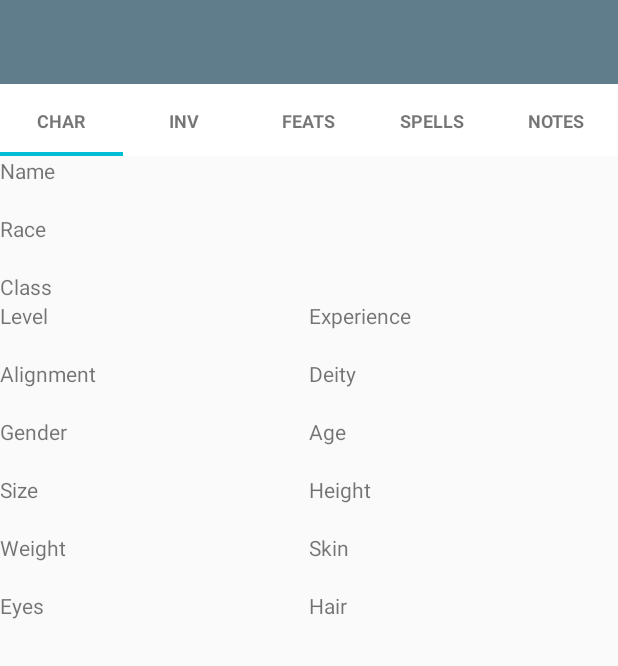
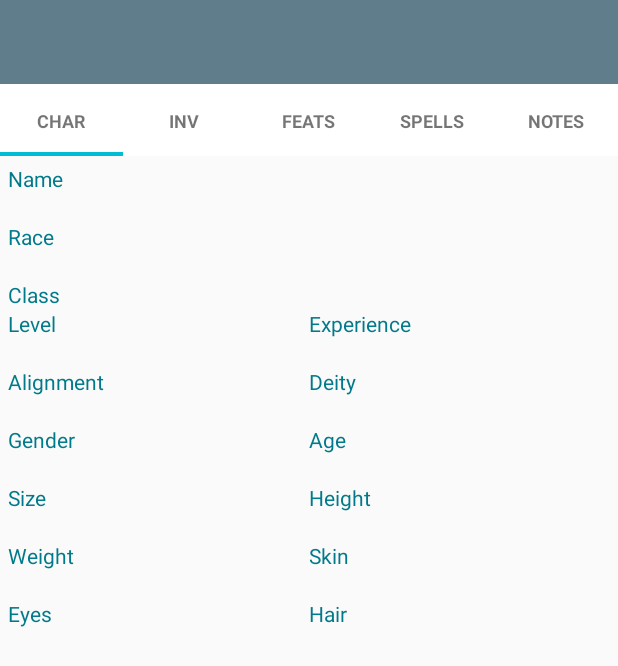
Before and after one commit to americodubas/DDCharacterSheet3.5, an Android app: the CharacterFragment screen opened directly, with no data from a screen before it, on a phone screen of 412 x 824 dp. Shown: the top 666 px of the screen. Run offline under Robolectric (Android 15) with nearby library versions, the phone set to English and light mode, and no system bars; our stand-ins replace Room's generated code; libraries missing offline, so code that uses them is left out: org.modelmapper; network calls fail; 6 statements that could not run were skipped.

Commit message:
fixing some things because of the new entities

```diff
--- /dev/null
+++ b/app/src/main/res/drawable/button_shape.xml
@@ -0,0 +1,22 @@
+<?xml version="1.0" encoding="utf-8"?>
+<shape xmlns:android="http://schemas.android.com/apk/res/android" android:shape="rectangle" >
+    <corners
+        android:radius="14dp"
+        />
+    <gradient
+        android:angle="45"
+        android:centerX="35%"
+        android:startColor="@color/colorAccent"
+        android:centerColor="@color/colorAccentDark"
+        android:endColor="@android:color/black"
+        android:type="linear"
+        />
+    <size
+        android:width="140dp"
+        android:height="36dp"
+        />
+    <stroke
+        android:width="1dp"
+        android:color="@android:color/darker_gray"
+        />
+</shape>
--- a/app/src/main/res/layout/activity_main.xml
+++ b/app/src/main/res/layout/activity_main.xml
@@ -4,6 +4,15 @@
     android:layout_width="match_parent"
     android:layout_height="match_parent"
     android:orientation="vertical">
+
+    <TextView
+        android:layout_width="match_parent"
+        android:layout_height="wrap_content"
+        android:padding="5dp"
+        android:text="@string/select_character"
+        android:textAlignment="center"
+        android:textColor="@color/colorAccentDark"
+        android:textSize="24sp"/>
 
     <GridView
         android:id="@+id/gv_character"
@@ -16,8 +25,14 @@
 
     <Button
         android:id="@+id/bt_new_character"
-        android:layout_width="wrap_content"
-        android:layout_height="wrap_content"
-        android:text="@string/new_character" />
+        android:layout_width="140dp"
+        android:layout_height="36dp"
+        android:layout_marginStart="92dp"
+        android:layout_marginLeft="92dp"
+        android:layout_marginTop="10dp"
+        android:background="@drawable/button_shape"
+        android:text="@string/new_character"
+        android:textColor="#FFFFFF"
+        android:textSize="12sp" />
 
 </LinearLayout>
--- a/app/src/main/res/layout/fragment_character.xml
+++ b/app/src/main/res/layout/fragment_character.xml
@@ -3,32 +3,28 @@
     android:layout_width="match_parent"
     android:layout_height="match_parent"
     android:orientation="vertical"
-    tools:context="com.americo.ddcharactersheet35.fragment.CharacterFragment">
+    tools:context="com.americo.ddcharactersheet35.fragment.CharacterFragment"
+    android:padding="5dp">
 
     <TextView
-        android:layout_width="wrap_content"
-        android:layout_height="wrap_content"
-        android:text="@string/name"/>
+        android:text="@string/name"
+        style="@style/label" />
 
     <TextView
         android:id="@+id/tv_character_name"
-        android:layout_width="match_parent"
-        android:layout_height="wrap_content"/>
+        style="@style/field"/>
 
     <TextView
-        android:layout_width="wrap_content"
-        android:layout_height="wrap_content"
-        android:text="@string/race"/>
+        android:text="@string/race"
+        style="@style/label"/>
 
     <TextView
         android:id="@+id/tv_character_race"
-        android:layout_width="match_parent"
-        android:layout_height="wrap_content"/>
+        style="@style/field"/>
 
     <TextView
-        android:layout_width="wrap_content"
-        android:layout_height="wrap_content"
-        android:text="@string/s_class"/>
+        android:text="@string/s_class"
+        style="@style/label"/>
 
     <ListView
         android:layout_width="match_parent"
@@ -36,259 +32,187 @@
         android:id="@+id/lv_classes"/>
 
     <LinearLayout
-        android:layout_width="match_parent"
-        android:layout_height="wrap_content"
-        android:orientation="horizontal"
-        android:baselineAligned="false">
+        android:baselineAligned="false"
+        style="@style/linearHorizontalFields">
 
         <LinearLayout
-            android:layout_width="match_parent"
-            android:layout_height="wrap_content"
-            android:layout_weight="1"
-            android:orientation="vertical">
+            style="@style/linearFieldTwoColumns">
 
             <TextView
-                android:layout_width="wrap_content"
-                android:layout_height="wrap_content"
-                android:text="@string/level" />
+                android:text="@string/level"
+                style="@style/label"/>
 
             <TextView
                 android:id="@+id/tv_character_level"
-                android:layout_width="match_parent"
-                android:layout_height="wrap_content"/>
+                style="@style/field"/>
 
         </LinearLayout>
 
         <LinearLayout
-            android:layout_width="match_parent"
-            android:layout_height="wrap_content"
-            android:layout_weight="1"
-            android:orientation="vertical">
+            style="@style/linearFieldTwoColumns">
 
             <TextView
-                android:layout_width="wrap_content"
-                android:layout_height="wrap_content"
-                android:text="@string/experience" />
+                android:text="@string/experience"
+                style="@style/label"/>
 
             <TextView
                 android:id="@+id/tv_character_experience"
-                android:layout_width="match_parent"
-                android:layout_height="wrap_content"/>
+                style="@style/field"/>
 
         </LinearLayout>
 
     </LinearLayout>
 
     <LinearLayout
-        android:layout_width="match_parent"
-        android:layout_height="wrap_content"
-        android:orientation="horizontal">
+        style="@style/linearHorizontalFields">
 
         <LinearLayout
-            android:layout_width="match_parent"
-            android:layout_height="wrap_content"
-            android:layout_weight="1"
-            android:orientation="vertical">
+            style="@style/linearFieldTwoColumns">
 
             <TextView
-                android:layout_width="wrap_content"
-                android:layout_height="wrap_content"
-                android:text="@string/alignment"/>
+                android:text="@string/alignment"
+                style="@style/label"/>
 
             <TextView
                 android:id="@+id/tv_character_alignment"
-                android:layout_width="match_parent"
-                android:layout_height="wrap_content"/>
+                style="@style/field"/>
 
         </LinearLayout>
 
         <LinearLayout
-            android:layout_width="match_parent"
-            android:layout_height="wrap_content"
-            android:layout_weight="1"
-            android:orientation="vertical">
+            style="@style/linearFieldTwoColumns">
 
             <TextView
-                android:layout_width="wrap_content"
-                android:layout_height="wrap_content"
-                android:text="@string/deity"/>
+                android:text="@string/deity"
+                style="@style/label"/>
 
             <TextView
                 android:id="@+id/tv_character_deity"
-                android:layout_width="match_parent"
-                android:layout_height="wrap_content"/>
+                style="@style/field"/>
 
         </LinearLayout>
 
     </LinearLayout>
 
     <LinearLayout
-        android:layout_width="match_parent"
-        android:layout_height="wrap_content"
-        android:orientation="horizontal">
+        style="@style/linearHorizontalFields">
 
         <LinearLayout
-            android:layout_width="match_parent"
-            android:layout_height="wrap_content"
-            android:layout_weight="1"
-            android:orientation="vertical">
+            style="@style/linearFieldTwoColumns">
 
             <TextView
-                android:layout_width="wrap_content"
-                android:layout_height="wrap_content"
-                android:text="@string/gender"/>
+                android:text="@string/gender"
+                style="@style/label"/>
 
             <TextView
                 android:id="@+id/tv_character_gender"
-                android:layout_width="match_parent"
-                android:layout_height="wrap_content"/>
+                style="@style/field"/>
 
         </LinearLayout>
 
         <LinearLayout
-            android:layout_width="match_parent"
-            android:layout_height="wrap_content"
-            android:layout_weight="1"
-            android:orientation="vertical">
+            style="@style/linearFieldTwoColumns">
 
             <TextView
-                android:layout_width="wrap_content"
-                android:layout_height="wrap_content"
-                android:text="@string/age"/>
+                android:text="@string/age"
+                style="@style/label"/>
 
             <TextView
                 android:id="@+id/tv_character_age"
-                android:layout_width="match_parent"
-                android:layout_height="wrap_content"/>
+                style="@style/field"/>
 
         </LinearLayout>
 
     </LinearLayout>
 
     <LinearLayout
-        android:layout_width="match_parent"
-        android:layout_height="wrap_content"
-        android:orientation="horizontal">
+        style="@style/linearHorizontalFields">
 
         <LinearLayout
-            android:layout_width="match_parent"
-            android:layout_height="wrap_content"
-            android:layout_weight="1"
-            android:orientation="vertical">
+            style="@style/linearFieldTwoColumns">
 
             <TextView
-                android:layout_width="wrap_content"
-                android:layout_height="wrap_content"
-                android:text="@string/size"/>
+                android:text="@string/size"
+                style="@style/label"/>
 
             <TextView
                 android:id="@+id/tv_character_size"
-                android:layout_width="match_parent"
-                android:layout_height="wrap_content"/>
+                style="@style/field"/>
 
         </LinearLayout>
 
         <LinearLayout
-            android:layout_width="match_parent"
-            android:layout_height="wrap_content"
-            android:layout_weight="1"
-            android:orientation="vertical">
+            style="@style/linearFieldTwoColumns">
 
             <TextView
-                android:layout_width="wrap_content"
-                android:layout_height="wrap_content"
-                android:text="@string/height"/>
+                android:text="@string/height"
+                style="@style/label"/>
 
             <TextView
                 android:id="@+id/tv_character_height"
-                android:layout_width="match_parent"
-                android:layout_height="wrap_content"/>
+                style="@style/field"/>
 
         </LinearLayout>
 
     </LinearLayout>
 
     <LinearLayout
-        android:layout_width="match_parent"
-        android:layout_height="wrap_content"
-        android:orientation="horizontal">
+        style="@style/linearHorizontalFields">
 
         <LinearLayout
-            android:layout_width="match_parent"
-            android:layout_height="wrap_content"
-            android:layout_weight="1"
-            android:orientation="vertical">
+            style="@style/linearFieldTwoColumns">
 
             <TextView
-                android:layout_width="wrap_content"
-                android:layout_height="wrap_content"
-                android:text="@string/weight"/>
+                android:text="@string/weight"
+                style="@style/label"/>
 
             <TextView
                 android:id="@+id/tv_character_weight"
-                android:layout_width="match_parent"
-                android:layout_height="wrap_content"/>
+                style="@style/field"/>
 
         </LinearLayout>
 
         <LinearLayout
-            android:layout_width="match_parent"
-            android:layout_height="wrap_content"
-            android:layout_weight="1"
-            android:orientation="vertical">
+            style="@style/linearFieldTwoColumns">
 
             <TextView
-                android:layout_width="wrap_content"
-                android:layout_height="wrap_content"
-                android:text="@string/skin"/>
+                android:text="@string/skin"
+                style="@style/label"/>
 
             <TextView
                 android:id="@+id/tv_character_skin"
-                android:layout_width="match_parent"
-                android:layout_height="wrap_content"/>
+                style="@style/field"/>
 
         </LinearLayout>
 
     </LinearLayout>
 
     <LinearLayout
-        android:layout_width="match_parent"
-        android:layout_height="wrap_content"
-        android:orientation="horizontal">
+        style="@style/linearHorizontalFields">
 
         <LinearLayout
-            android:layout_width="match_parent"
-            android:layout_height="wrap_content"
-            android:layout_weight="1"
-            android:orientation="vertical">
+            style="@style/linearFieldTwoColumns">
 
             <TextView
-                android:layout_width="wrap_content"
-                android:layout_height="wrap_content"
-                android:text="@string/eyes"/>
+                android:text="@string/eyes"
+                style="@style/label"/>
 
             <TextView
                 android:id="@+id/tv_character_eyes"
-                android:layout_width="match_parent"
-                android:layout_height="wrap_content"/>
+                style="@style/field"/>
 
         </LinearLayout>
 
         <LinearLayout
-            android:layout_width="match_parent"
-            android:layout_height="wrap_content"
-            android:layout_weight="1"
-            android:orientation="vertical">
+            style="@style/linearFieldTwoColumns">
 
             <TextView
-                android:layout_width="wrap_content"
-                android:layout_height="wrap_content"
-                android:text="@string/hair"/>
+                android:text="@string/hair"
+                style="@style/label"/>
 
             <TextView
                 android:id="@+id/tv_character_hair"
-                android:layout_width="match_parent"
-                android:layout_height="wrap_content"/>
+                style="@style/field"/>
 
         </LinearLayout>
 
--- a/app/src/main/res/layout/view_character_class.xml
+++ b/app/src/main/res/layout/view_character_class.xml
@@ -16,8 +16,11 @@
         android:id="@+id/tv_level"
         android:layout_width="wrap_content"
         android:layout_height="wrap_content"
-        android:textSize="12sp"
+        android:textSize="14sp"
         android:textStyle="italic"
-        android:typeface="sans"/>
+        android:typeface="sans"
+        android:paddingStart="5dp"
+        android:paddingLeft="5dp"
+        android:paddingRight="5dp"/>
 
 </LinearLayout>
--- a/app/src/main/res/values/colors.xml
+++ b/app/src/main/res/values/colors.xml
@@ -4,6 +4,7 @@
     <color name="colorPrimaryDark">#455A64</color>
     <color name="colorPrimaryLight">#CFD8DC</color>
     <color name="colorAccent">#00BCD4</color>
+    <color name="colorAccentDark">#007A8A</color>
     <color name="colorPrimaryText">#212121</color>
     <color name="colorSecondaryText">#757575</color>
     <color name="colorTextIcons">#FFFFFF</color>
--- a/app/src/main/res/values/strings.xml
+++ b/app/src/main/res/values/strings.xml
@@ -34,6 +34,7 @@
     <string name="remove_class">Remove Class</string>
     <string name="add_class">Add Class</string>
     <string name="cannot_decrease_level">Can\'t decrease level</string>
+    <string name="select_character">Select a Character</string>
 
     <string-array name="item_type">
         <item>Simple Weapons</item>
--- a/app/src/main/res/values/styles.xml
+++ b/app/src/main/res/values/styles.xml
@@ -8,4 +8,28 @@
         <item name="colorAccent">@color/colorAccent</item>
     </style>
 
+    <style name="label">
+        <item name="android:layout_width">wrap_content</item>
+        <item name="android:layout_height">wrap_content</item>
+        <item name="android:textColor">@color/colorAccentDark</item>
+    </style>
+
+    <style name="linearHorizontalFields">
+        <item name="android:layout_width">match_parent</item>
+        <item name="android:layout_height">wrap_content</item>
+        <item name="android:orientation">horizontal</item>
+    </style>
+
+    <style name="linearFieldTwoColumns">
+        <item name="android:layout_width">match_parent</item>
+        <item name="android:layout_height">wrap_content</item>
+        <item name="android:layout_weight">1</item>
+        <item name="android:orientation">vertical</item>
+    </style>
+
+    <style name="field">
+        <item name="android:layout_width">match_parent</item>
+        <item name="android:layout_height">wrap_content</item>
+    </style>
+
 </resources>
```
